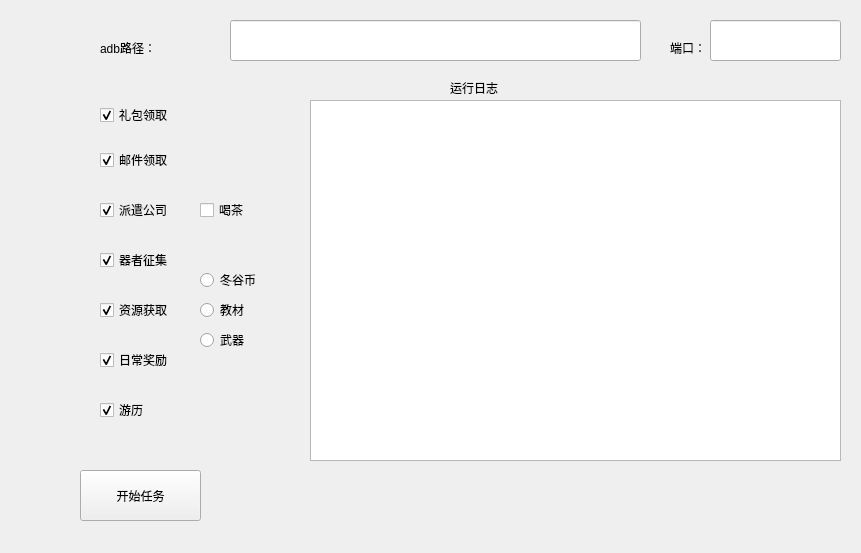
This is code/ui/WHA.ui in xiaolizhang77/WHA_dev as Qt 5 draws it before an edit. The edited form follows.
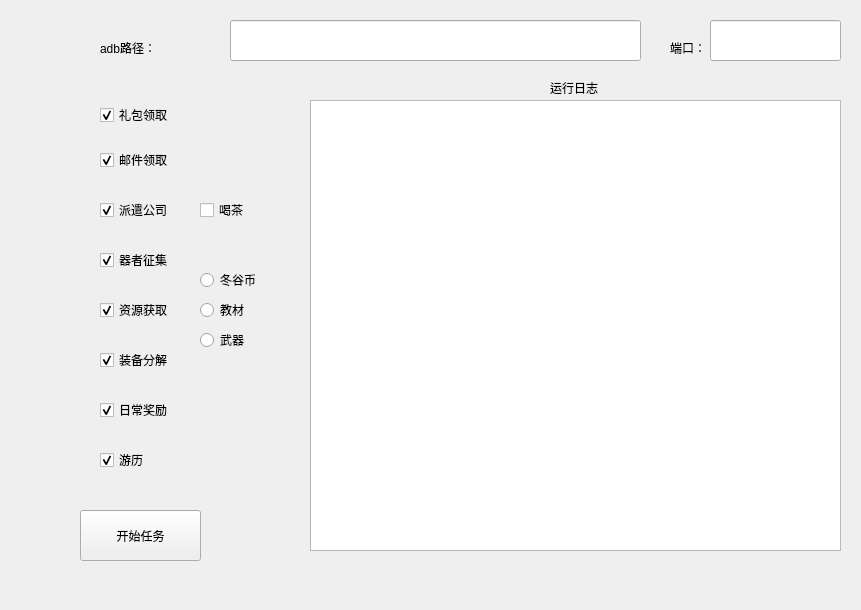
This is the edited form.

The edit to the form file:
```diff
--- a/code/ui/WHA.ui
+++ b/code/ui/WHA.ui
@@ -13,7 +13,7 @@
     <x>0</x>
     <y>0</y>
     <width>861</width>
-    <height>553</height>
+    <height>610</height>
    </rect>
   </property>
   <property name="windowTitle">
@@ -48,7 +48,7 @@
    <property name="geometry">
     <rect>
      <x>80</x>
-     <y>470</y>
+     <y>510</y>
      <width>121</width>
      <height>51</height>
     </rect>
@@ -128,7 +128,7 @@
    <property name="geometry">
     <rect>
      <x>100</x>
-     <y>350</y>
+     <y>400</y>
      <width>79</width>
      <height>20</height>
     </rect>
@@ -169,7 +169,7 @@
      <x>310</x>
      <y>100</y>
      <width>531</width>
-     <height>361</height>
+     <height>451</height>
     </rect>
    </property>
    <property name="readOnly">
@@ -179,7 +179,7 @@
   <widget class="QLabel" name="label_2">
    <property name="geometry">
     <rect>
-     <x>450</x>
+     <x>550</x>
      <y>80</y>
      <width>54</width>
      <height>16</height>
@@ -232,7 +232,7 @@
    <property name="geometry">
     <rect>
      <x>100</x>
-     <y>400</y>
+     <y>450</y>
      <width>79</width>
      <height>20</height>
     </rect>
@@ -280,6 +280,22 @@
     <string>喝茶</string>
    </property>
   </widget>
+  <widget class="QCheckBox" name="checkBox_9">
+   <property name="geometry">
+    <rect>
+     <x>100</x>
+     <y>350</y>
+     <width>79</width>
+     <height>20</height>
+    </rect>
+   </property>
+   <property name="text">
+    <string>装备分解</string>
+   </property>
+   <property name="checked">
+    <bool>true</bool>
+   </property>
+  </widget>
  </widget>
  <resources/>
  <connections>
```
